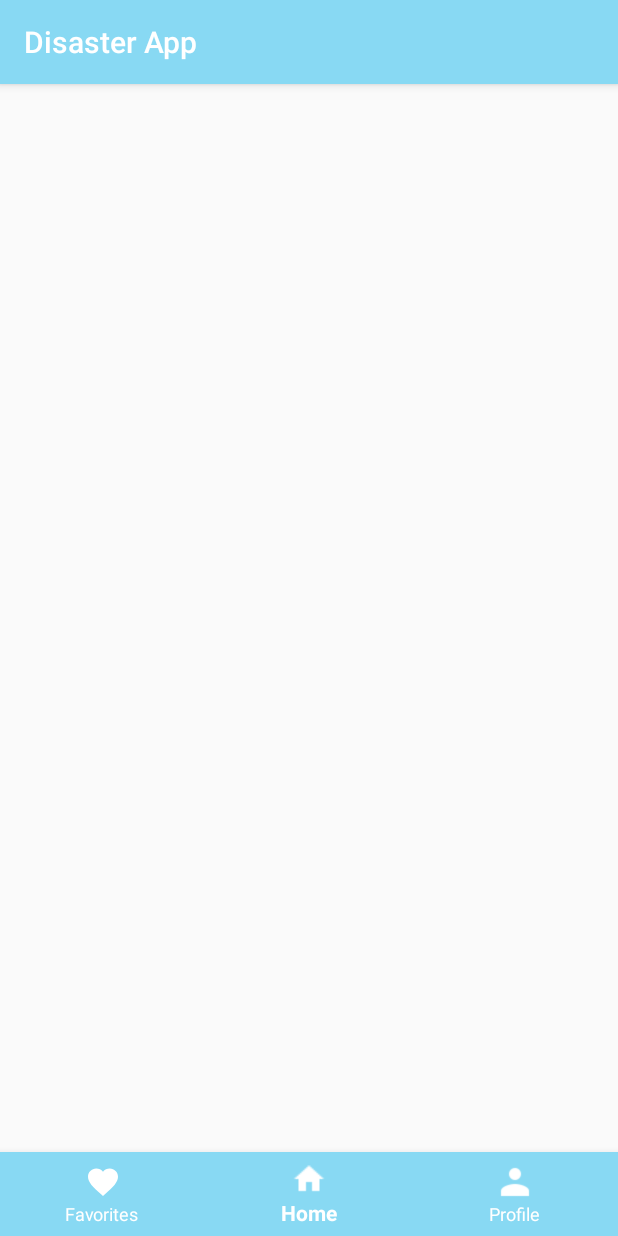
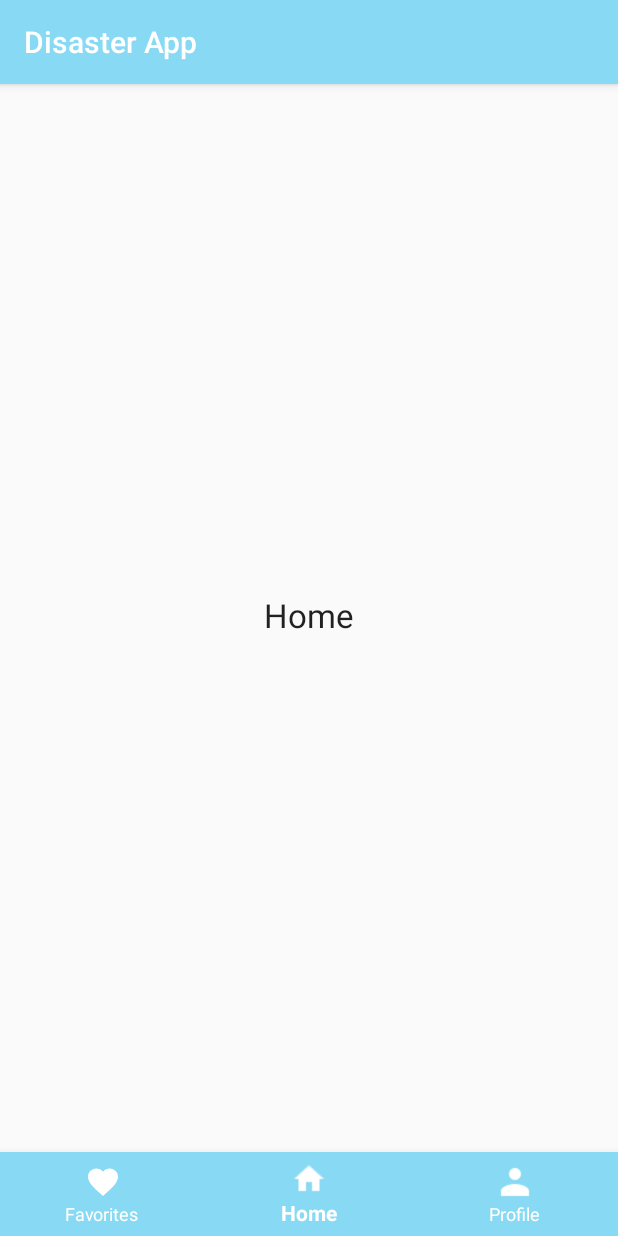
Before and after one commit to rhythmgupta16/Disaster-App, an Android app: the screen it shows after launch once a user with an empty profile is signed in (HomeActivity), item 2 of the bottom bar chosen, on a phone screen of 412 x 824 dp. Run offline under Robolectric (Android 15) with nearby library versions, the phone set to English and light mode, and no system bars; our stand-ins replace Firebase (no records; nobody signed in at launch, a user with empty details on screens opened directly).

Commit message:
Added Fragments

```diff
--- a/app/build.gradle
+++ b/app/build.gradle
@@ -33,6 +33,7 @@ dependencies {
     implementation 'com.google.android.material:material:1.1.0-alpha10'
     implementation 'androidx.coordinatorlayout:coordinatorlayout:1.0.0-alpha1'
 
+    implementation 'androidx.legacy:legacy-support-v4:1.0.0'
     testImplementation 'junit:junit:4.12'
     androidTestImplementation 'androidx.test.ext:junit:1.1.1'
     androidTestImplementation 'androidx.test.espresso:espresso-core:3.2.0'
--- a/app/src/main/AndroidManifest.xml
+++ b/app/src/main/AndroidManifest.xml
@@ -5,6 +5,8 @@
     <uses-permission android:name="android.permission.INTERNET" />
     <uses-permission android:name="android.permission.READ_CONTACTS" />
     <uses-permission android:name="android.permission.WRITE_CONTACTS" />
+    <uses-permission android:name="android.permission.READ_EXTERNAL_STORAGE" />
+    <uses-permission android:name="android.permission.WRITE_EXTERNAL_STORAGE" />
 
     <application
         android:allowBackup="true"
@@ -13,12 +15,12 @@
         android:roundIcon="@mipmap/ic_launcher_round"
         android:supportsRtl="true"
         android:theme="@style/AppTheme">
-        <activity android:name=".ProfileActivity"></activity>
+        <activity android:name=".ProfileActivity" />
         <activity android:name=".EditProfileActivity" />
         <activity android:name=".ResetPasswordActivity" />
         <activity android:name=".SignUpActivity" />
         <activity android:name=".SignInActivity" />
-        <activity android:name=".HomeActivity" />
+        <activity android:name=".HomeActivity"  />
         <activity android:name=".MainActivity">
             <intent-filter>
                 <action android:name="android.intent.action.MAIN" />
--- a/app/src/main/java/com/example/disasterapp/HomeActivity.java
+++ b/app/src/main/java/com/example/disasterapp/HomeActivity.java
@@ -2,41 +2,62 @@ package com.example.disasterapp;
 
 import androidx.annotation.NonNull;
 import androidx.appcompat.app.AppCompatActivity;
+import androidx.appcompat.widget.Toolbar;
+import androidx.fragment.app.Fragment;
+import androidx.fragment.app.FragmentTransaction;
+
 import android.os.Bundle;
 import android.content.Intent;
 import android.view.MenuItem;
 import android.widget.Toast;
 import com.google.android.material.bottomnavigation.BottomNavigationView;
 
-public class HomeActivity extends AppCompatActivity {
+public class HomeActivity extends AppCompatActivity implements BottomNavigationView.OnNavigationItemSelectedListener{
 
     @Override
     protected void onCreate(Bundle savedInstanceState) {
         super.onCreate(savedInstanceState);
         setContentView(R.layout.activity_home);
 
+        loadFragment(new HomeFragment());
 
-        BottomNavigationView bottomNavigationView = (BottomNavigationView)
-                findViewById(R.id.bottom_navigation);
+        BottomNavigationView navigation = (BottomNavigationView) findViewById(R.id.bottom_navigation);
+        navigation.setOnNavigationItemSelectedListener(this);
+    }
 
-        bottomNavigationView.setOnNavigationItemSelectedListener(
-                new BottomNavigationView.OnNavigationItemSelectedListener() {
+
+    private boolean loadFragment(Fragment fragment) {
+        //switching fragment
+        if (fragment != null) {
+            getSupportFragmentManager()
+                    .beginTransaction()
+                    .replace(R.id.fragment_container, fragment)
+                    .commit();
+            return true;
+        }
+        return false;
+    }
+
     @Override
     public boolean onNavigationItemSelected(@NonNull MenuItem item) {
+        Fragment fragment = null;
+
         switch (item.getItemId()) {
+            case R.id.action_home:
+                fragment = new HomeFragment();
+                break;
+
             case R.id.action_favorites:
-                                Toast.makeText(getApplicationContext(), "Favorites", Toast.LENGTH_SHORT).show();
+                fragment = new FavoritesFragment();
                 break;
-                            case R.id.action_home:
-                                Toast.makeText(getApplicationContext(), "Home", Toast.LENGTH_SHORT).show();
+
+            case R.id.action_profile:
+                Intent intentProfile = new Intent(HomeActivity.this, ProfileActivity.class);
+                startActivity(intentProfile);
                 break;
-                            case R.id.action_profile:
-                                Intent inentProfile = new Intent(HomeActivity.this, ProfileActivity.class);
-                                startActivity(inentProfile);
-                                break;
+
         }
-                        return true;
-                    }
-                });
+
+        return loadFragment(fragment);
 }
 }
--- /dev/null
+++ b/app/src/main/java/com/example/disasterapp/HomeFragment.java
@@ -0,0 +1,19 @@
+package com.example.disasterapp;
+
+import android.os.Bundle;
+import androidx.annotation.Nullable;
+import androidx.fragment.app.Fragment;
+import android.view.LayoutInflater;
+import android.view.View;
+import android.view.ViewGroup;
+
+public class HomeFragment extends Fragment {
+    @Nullable
+    @Override
+    public View onCreateView(LayoutInflater inflater, @Nullable ViewGroup container, @Nullable Bundle savedInstanceState) {
+
+
+
+        return inflater.inflate(R.layout.fragment_home,container, false);
+    }
+}
--- a/app/src/main/res/layout/activity_home.xml
+++ b/app/src/main/res/layout/activity_home.xml
@@ -2,7 +2,18 @@
 <RelativeLayout xmlns:android="http://schemas.android.com/apk/res/android"
     xmlns:app="http://schemas.android.com/apk/res-auto"
     android:layout_width="match_parent"
-    android:layout_height="match_parent">
+    android:layout_height="match_parent"
+    android:id="@+id/container"
+    xmlns:tools="http://schemas.android.com/tools"
+    tools:context=".HomeActivity">
+    <FrameLayout
+        android:id="@+id/fragment_container"
+        android:layout_width="match_parent"
+        android:layout_height="match_parent"
+        android:text="Home"
+        android:layout_marginBottom="60dp"
+        app:layout_constraintLeft_toLeftOf="parent"
+        app:layout_constraintTop_toTopOf="parent" />
     <com.google.android.material.bottomnavigation.BottomNavigationView
         android:id = "@+id/bottom_navigation"
         android:layout_width = "match_parent"
--- /dev/null
+++ b/app/src/main/res/layout/fragment_home.xml
@@ -0,0 +1,14 @@
+<?xml version="1.0" encoding="utf-8"?>
+<RelativeLayout xmlns:android="http://schemas.android.com/apk/res/android"
+    android:layout_width="match_parent"
+    android:layout_height="match_parent">
+
+    <TextView
+        android:layout_width="wrap_content"
+        android:layout_height="wrap_content"
+        android:layout_centerHorizontal="true"
+        android:layout_centerVertical="true"
+        android:text="Home"
+        android:textAppearance="@style/Base.TextAppearance.AppCompat.Large" />
+
+</RelativeLayout>
--- a/app/src/main/res/values/strings.xml
+++ b/app/src/main/res/values/strings.xml
@@ -20,4 +20,7 @@
     <string name="profile">Profile</string>
     <string name="dies">###</string>
     <string name="log_out">Log Out</string>
+
+    <!-- TODO: Remove or change this placeholder text -->
+    <string name="hello_blank_fragment">Hello blank fragment</string>
 </resources>
```
Also changed, not shown: app/src/main/java/com/example/disasterapp/FavoritesFragment.java (added, +17 -0 lines), app/src/main/res/layout/fragment_favorites.xml (added, +14 -0 lines). Lines whose indentation alone changed are shown as unchanged.
